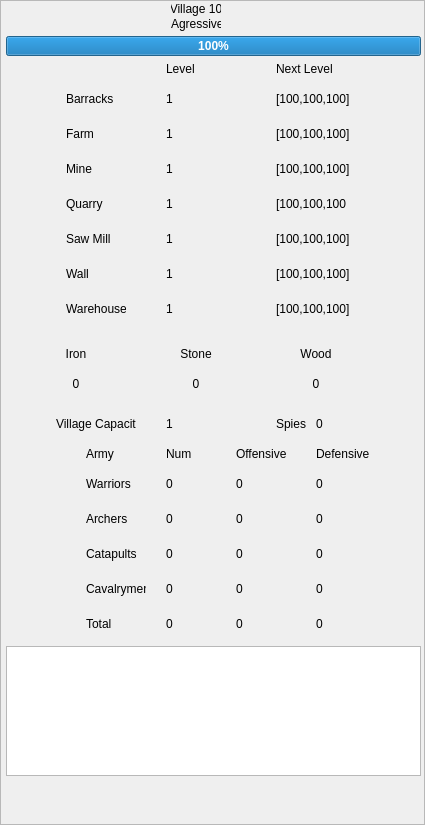
First picture: the form in game_ui2.ui, repository Ravana99/aasma21-Bolster, before the edit.
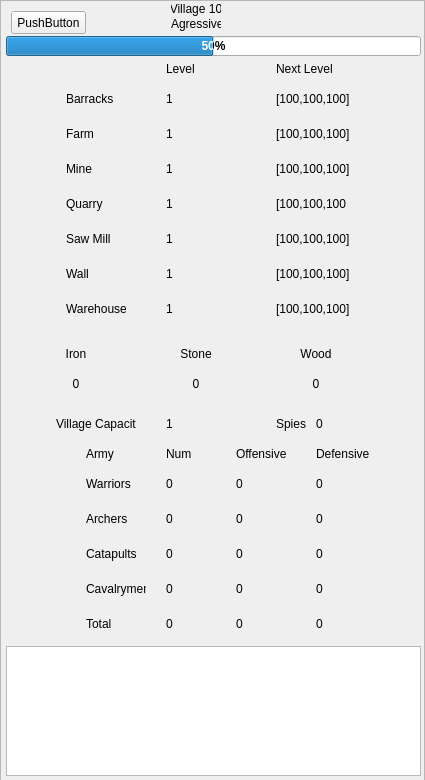
Second picture: the form after the edit. Icons and pictures are not drawn.

Commit message: UI basicamente feita (falta só mudar geometria de certos objetos)

What changed in the file:
```diff
--- a/game_ui2.ui
+++ b/game_ui2.ui
@@ -7,7 +7,7 @@
     <x>0</x>
     <y>0</y>
     <width>425</width>
-    <height>825</height>
+    <height>780</height>
    </rect>
   </property>
   <property name="windowTitle">
@@ -1252,8 +1252,11 @@
       <property name="autoFillBackground">
        <bool>false</bool>
       </property>
+      <property name="maximum">
+       <number>10000</number>
+      </property>
       <property name="value">
-       <number>100</number>
+       <number>5000</number>
       </property>
       <property name="textVisible">
        <bool>true</bool>
@@ -1278,6 +1281,19 @@
        <bool>true</bool>
       </property>
      </widget>
+     <widget class="QPushButton" name="pushButton">
+      <property name="geometry">
+       <rect>
+        <x>10</x>
+        <y>10</y>
+        <width>75</width>
+        <height>23</height>
+       </rect>
+      </property>
+      <property name="text">
+       <string>PushButton</string>
+      </property>
+     </widget>
      <zorder>ArchersDefensive</zorder>
      <zorder>VillageName</zorder>
      <zorder>Mine</zorder>
```
Left out of the diff: 25 changed lines with no effect on the pictures. The commit also changes 5 other files.
